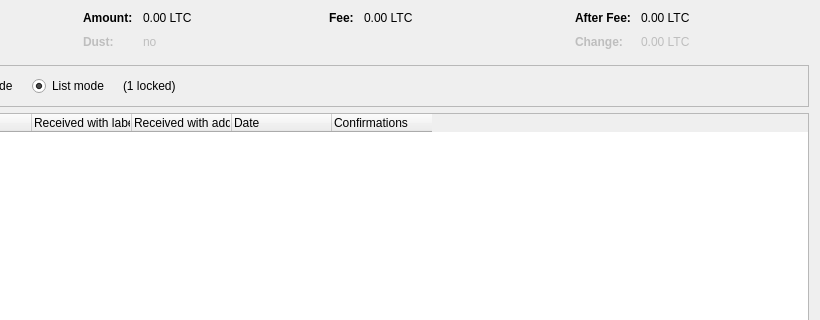
This is src/qt/forms/coincontroldialog.ui in jcooper036/garrycoin as Qt 5 draws it before an edit; both pictures show x 180 to 1000 and y 0 to 320 of the 1000 by 500 pixel window. The edited form follows.
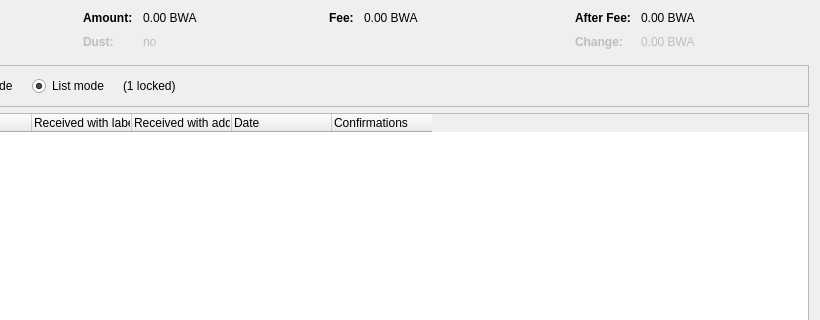
This is the edited form. Custom widgets are drawn as their Qt base class.

Patch:
```diff
--- a/src/qt/forms/coincontroldialog.ui
+++ b/src/qt/forms/coincontroldialog.ui
@@ -132,7 +132,7 @@
           <enum>Qt::ActionsContextMenu</enum>
          </property>
          <property name="text">
-          <string notr="true">0.00 LTC</string>
+          <string notr="true">0.00 BWA</string>
          </property>
          <property name="textInteractionFlags">
           <set>Qt::LinksAccessibleByMouse|Qt::TextSelectableByKeyboard|Qt::TextSelectableByMouse</set>
@@ -212,7 +212,7 @@
           <enum>Qt::ActionsContextMenu</enum>
          </property>
          <property name="text">
-          <string notr="true">0.00 LTC</string>
+          <string notr="true">0.00 BWA</string>
          </property>
          <property name="textInteractionFlags">
           <set>Qt::LinksAccessibleByMouse|Qt::TextSelectableByKeyboard|Qt::TextSelectableByMouse</set>
@@ -257,7 +257,7 @@
           <enum>Qt::ActionsContextMenu</enum>
          </property>
          <property name="text">
-          <string notr="true">0.00 LTC</string>
+          <string notr="true">0.00 BWA</string>
          </property>
          <property name="textInteractionFlags">
           <set>Qt::LinksAccessibleByMouse|Qt::TextSelectableByKeyboard|Qt::TextSelectableByMouse</set>
@@ -292,7 +292,7 @@
           <enum>Qt::ActionsContextMenu</enum>
          </property>
          <property name="text">
-          <string notr="true">0.00 LTC</string>
+          <string notr="true">0.00 BWA</string>
          </property>
          <property name="textInteractionFlags">
           <set>Qt::LinksAccessibleByMouse|Qt::TextSelectableByKeyboard|Qt::TextSelectableByMouse</set>
```
